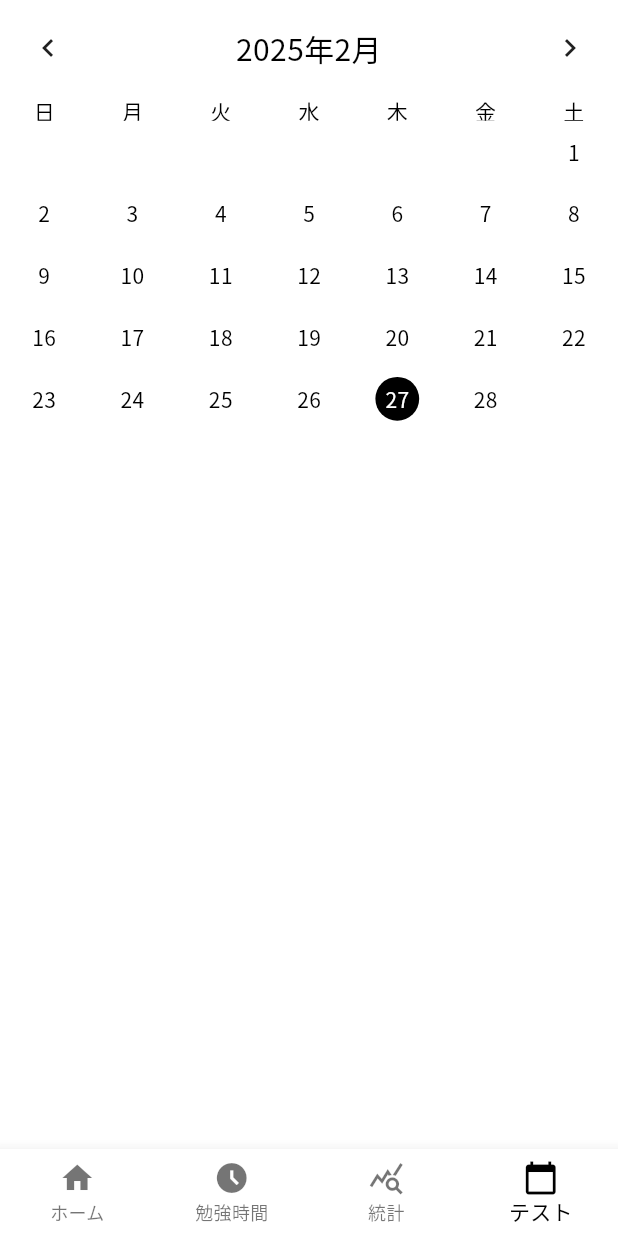
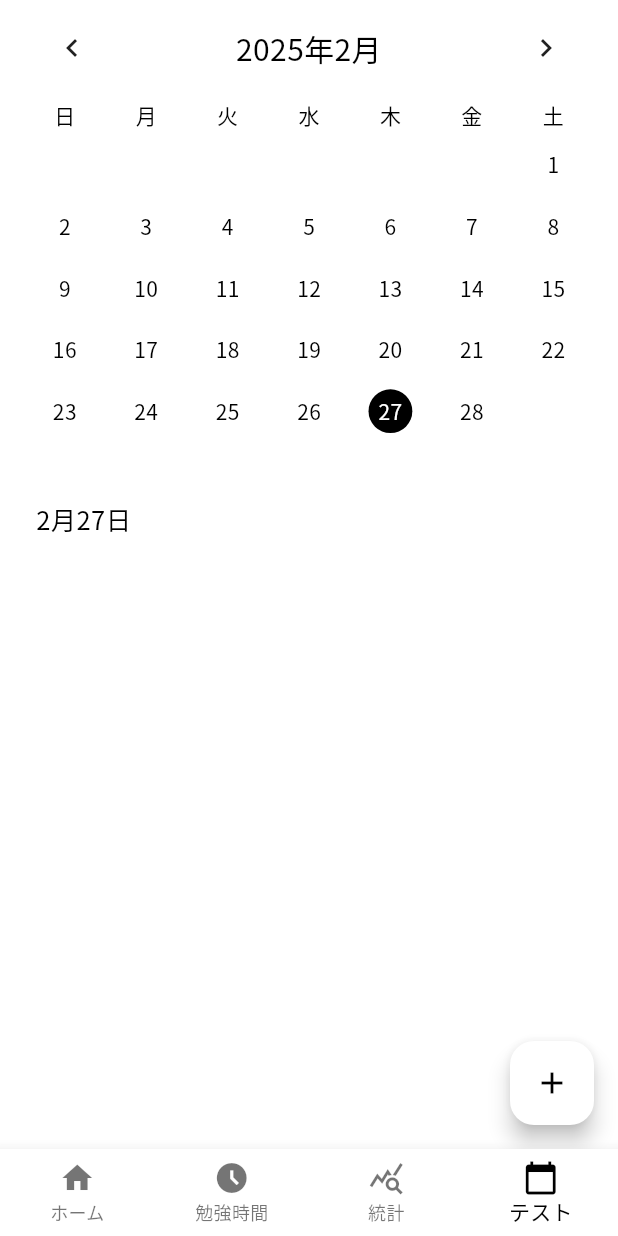
Before and after one commit to pochi1111/testudy, a Flutter app: the screen it shows after launch, item 4 of the bottom bar chosen, on a phone screen of 412 x 824 dp. Run offline on Flutter 3.47's test engine with Material 3 defaults, Android fonts, the phone set to English and light mode, and no system bars; drawn by our look-alikes of table_calendar; our stand-ins replace fl_chart, numberpicker, sqflite; accounts and stored records are empty.

Commit message:
✅ [add] テストの追加を追加

```diff
--- a/lib/screens/examScreen.dart
+++ b/lib/screens/examScreen.dart
@@ -3,6 +3,7 @@ import 'dart:collection';
 import 'package:flutter/material.dart';
 import 'package:table_calendar/table_calendar.dart';
 import 'package:testudy/configs/appTheme.dart';
+import 'package:testudy/screens/examAdd.dart';
 import 'package:testudy/services/examSchedule.dart';
 
 class ExamScreen extends StatefulWidget {
@@ -15,6 +16,7 @@ class ExamScreen extends StatefulWidget {
 class _ExamScreenState extends State<ExamScreen> {
   DateTime _selectedDay = DateTime.now();
   DateTime _focusedDay = DateTime.now();
+  List<Exam> _selectedExams = [];
   List<Exam> _exams = [];
   LinkedHashMap<DateTime, List<Exam>> _examsMap = LinkedHashMap();
 
@@ -31,10 +33,34 @@ class _ExamScreenState extends State<ExamScreen> {
         appBar: AppBar(
           toolbarHeight: 0,
         ),
-        body: Column(
+        body: Padding(
+          padding: const EdgeInsets.symmetric(horizontal: 16.0),
+          child: Column(
+            crossAxisAlignment: CrossAxisAlignment.start,
             children: [
-            //ここに次の最短のテストまで何日か、又その詳細を表示する
-            TableCalendar(
+              SizedBox(
+                height: MediaQuery.of(context).size.height * 0.4,
+                child: TableCalendar(
+                  calendarBuilders: CalendarBuilders(
+                    markerBuilder: (context, day, events) {
+                      if (events.isEmpty) {
+                        return Container();
+                      }
+                      return Positioned(
+                        top: 8,
+                        right: 10,
+                        child: Container(
+                          margin: const EdgeInsets.all(2),
+                          decoration: const BoxDecoration(
+                            color: Color.fromARGB(255, 231, 150, 150),
+                            shape: BoxShape.circle,
+                          ),
+                          width: 10,
+                          height: 10,
+                        ),
+                      );
+                    },
+                  ),
                   onPageChanged: (focusedDay) {
                     _updateExams(focusedDay);
                   },
@@ -58,7 +84,7 @@ class _ExamScreenState extends State<ExamScreen> {
                       color: appTheme.colorScheme.primary,
                     ),
                   ),
-              daysOfWeekHeight: MediaQuery.of(context).size.height * 0.02,
+                  daysOfWeekHeight: MediaQuery.of(context).size.height * 0.03,
                   calendarStyle: CalendarStyle(
                     todayDecoration: BoxDecoration(
                       color: appTheme.colorScheme.primary.withOpacity(0.2),
@@ -85,13 +111,54 @@ class _ExamScreenState extends State<ExamScreen> {
                       _selectedDay = selectedDay;
                       _focusedDay = focusedDay;
                     });
+                    _updateSelectedExams();
                   },
                   calendarFormat: CalendarFormat.month,
                   startingDayOfWeek: StartingDayOfWeek.sunday,
                   locale: 'ja_JP',
-            )
-            //ここに選択された日付のテストの詳細を表示する
+                ),
+              ),
+              Padding(
+                padding: const EdgeInsets.symmetric(horizontal: 8.0),
+                child: Text(
+                  '${_selectedDay.month}月${_selectedDay.day}日',
+                  style: const TextStyle(
+                    fontSize: 17,
+                    height: 2,
+                  ),
+                ),
+              ),
+              Padding(
+                padding: const EdgeInsets.symmetric(vertical: 8.0),
+                child: ListView.builder(
+                  itemCount: _selectedExams.length,
+                  //ここのshrinkwrapは検討の余地あり
+                  shrinkWrap: true,
+                  itemBuilder: (context, index) => Card(
+                    child: ListTile(
+                      title: Text(_selectedExams[index].title),
+                      subtitle: Text(_selectedExams[index].description),
+                    ),
+                  ),
+                ),
+              ),
             ],
+          ),
+        ),
+        floatingActionButton: FloatingActionButton(
+          onPressed: () async {
+            final result = await Navigator.of(context).push(
+              MaterialPageRoute(
+                builder: (context) => ExamAdd(initialDate: _selectedDay),  // 選択された日付を渡す
+              ),
+            );
+            if (result == true) {
+              _updateExams(_focusedDay);
+              _updateSelectedExams();
+              setState(() {});
+            }
+          },
+          child: Icon(Icons.add),
         ));
   }
 
@@ -109,4 +176,11 @@ class _ExamScreenState extends State<ExamScreen> {
       _examsMap[date]!.add(exam);
     }
   }
+
+  void _updateSelectedExams() {
+    _selectedExams = _examsMap[DateTime(
+            _selectedDay.year, _selectedDay.month, _selectedDay.day)] ??
+        [];
+    setState(() {});
   }
+}
```
Also changed, not shown: lib/screens/examAdd.dart (added, +244 -0 lines). Lines whose indentation alone changed are shown as unchanged.
